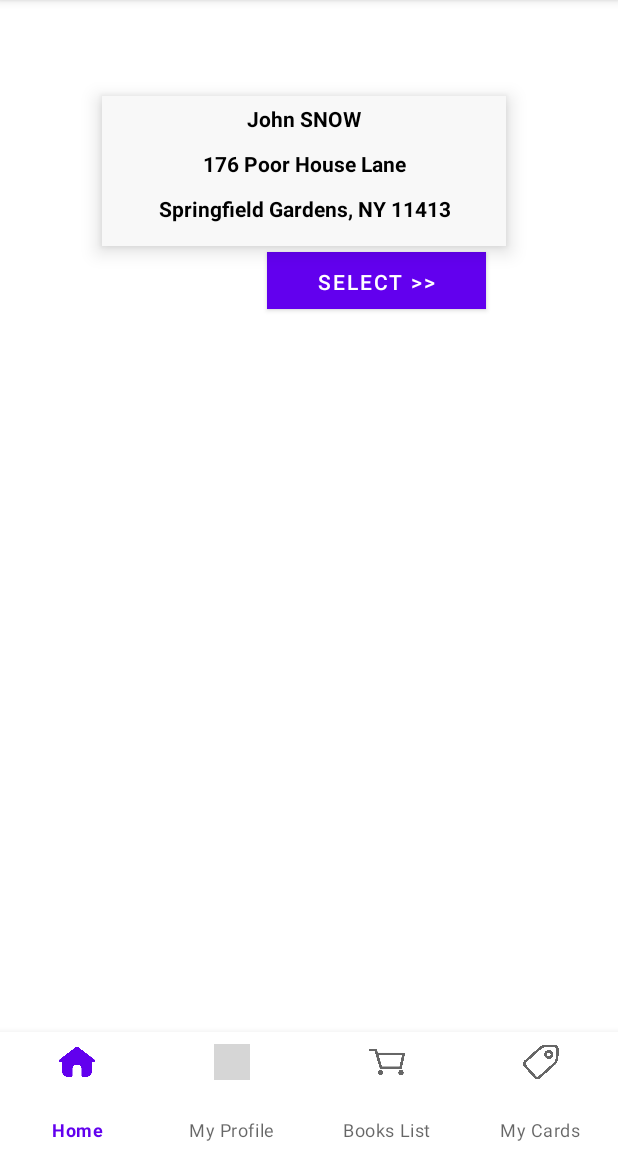
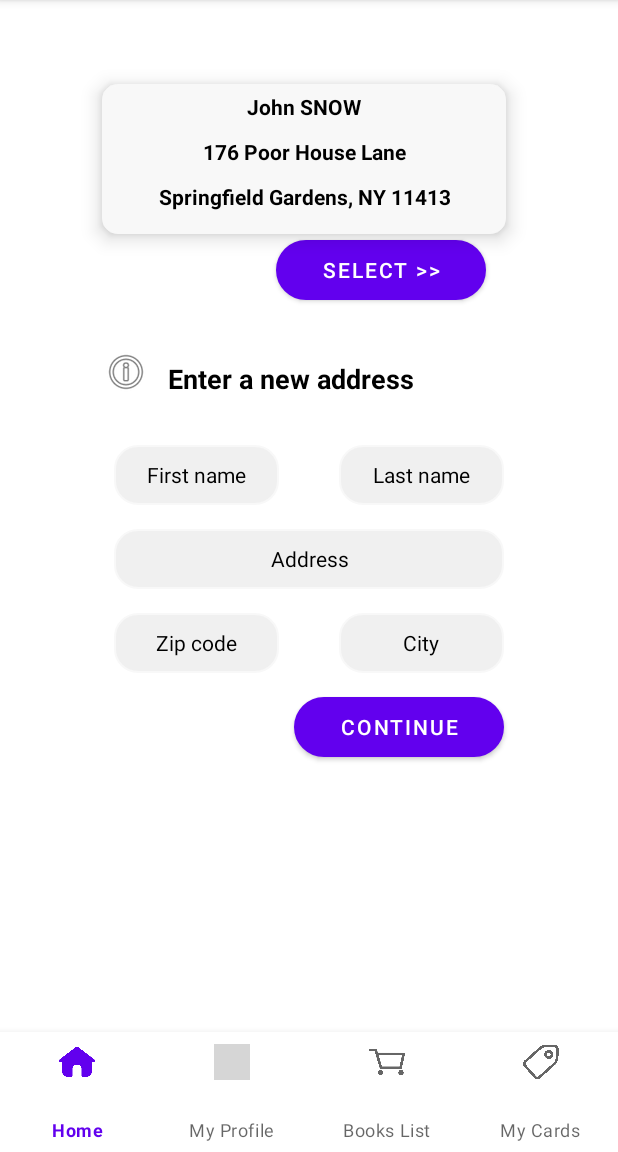
Before and after one commit to VeraWei/BooksSherlock, an Android app: the screen it shows after launch (UserProfileSettings), on a phone screen of 412 x 824 dp, the part 84-1236 px from its top. Run offline under Robolectric (Android 15) with nearby library versions, the phone set to English and light mode, and no system bars; grey boxes are pictures that could not be loaded.

Commit message:
Added 3 .xml files in drawable folder, added more strings in strings.xml, and finished User Profile Settings layout

```diff
--- /dev/null
+++ b/main/app/src/main/res/drawable/user_profile_settings_buttons.xml
@@ -0,0 +1,24 @@
+<?xml version="1.0" encoding="utf-8"?>
+<selector xmlns:android="http://schemas.android.com/apk/res/android">
+    <item android:state_pressed="true" >
+        <shape android:shape="rectangle"  >
+            <corners android:radius="20dip" />
+            <stroke android:width="1dip" android:color="#5e7974" />
+            <gradient android:angle="-90" android:startColor="#345953" android:endColor="#689a92"  />
+        </shape>
+    </item>
+    <item android:state_focused="true">
+        <shape android:shape="rectangle"  >
+            <corners android:radius="20dip" />
+            <stroke android:width="1dip" android:color="#5e7974" />
+            <solid android:color="#58857e"/>
+        </shape>
+    </item>
+    <item >
+        <shape android:shape="rectangle"  >
+            <corners android:radius="20dip" />
+            <stroke android:width="1dip" android:color="#5e7974" />
+            <gradient android:angle="-90" android:startColor="#8dbab3" android:endColor="#58857e" />
+        </shape>
+    </item>
+</selector>
--- /dev/null
+++ b/main/app/src/main/res/drawable/user_profile_settings_input.xml
@@ -0,0 +1,10 @@
+<?xml version="1.0" encoding="utf-8"?>
+<selector xmlns:android="http://schemas.android.com/apk/res/android">
+    <item >
+        <shape android:shape="rectangle"  >
+            <corners android:radius="15dip" />
+            <stroke android:width="1dip" android:color="#F8F8F8" />
+            <gradient android:angle="-90" android:startColor="#F0F0F0" android:endColor="#F0F0F0" />
+        </shape>
+    </item>
+</selector>
--- /dev/null
+++ b/main/app/src/main/res/drawable/user_profile_settings_linearlayout.xml
@@ -0,0 +1,10 @@
+<?xml version="1.0" encoding="utf-8"?>
+<selector xmlns:android="http://schemas.android.com/apk/res/android">
+    <item >
+        <shape android:shape="rectangle"  >
+            <corners android:radius="10dip" />
+            <stroke android:width="1dip" android:color="#F8F8F8" />
+            <gradient android:angle="-90" android:startColor="#F8F8F8" android:endColor="#F8F8F8" />
+        </shape>
+    </item>
+</selector>
--- a/main/app/src/main/res/layout/activity_user_profile_settings.xml
+++ b/main/app/src/main/res/layout/activity_user_profile_settings.xml
@@ -14,8 +14,8 @@
         android:layout_width="269dp"
         android:layout_height="100dp"
         android:layout_marginStart="68dp"
-        android:layout_marginTop="64dp"
-        android:background="#F8F8F8"
+        android:layout_marginTop="56dp"
+        android:background="@drawable/user_profile_settings_linearlayout"
         android:elevation="8dp"
         android:orientation="vertical"
         app:layout_constraintStart_toStartOf="parent"
@@ -55,14 +55,129 @@
 
     <Button
         android:id="@+id/btnSelect"
-        android:layout_width="146dp"
-        android:layout_height="38dp"
+        android:layout_width="140dp"
+        android:layout_height="40dp"
         android:layout_marginTop="4dp"
         android:layout_marginEnd="88dp"
-        android:background="@color/user_profile_settings_btnColor"
+        android:background="@drawable/user_profile_settings_buttons"
         android:text="@string/user_profile_settings_btnSelect"
         android:textColor="@color/white"
         app:layout_constraintEnd_toEndOf="parent"
         app:layout_constraintTop_toBottomOf="@+id/linearLayoutAddress" />
 
+    <ImageView
+        android:id="@+id/imgNewAddress"
+        android:layout_width="wrap_content"
+        android:layout_height="wrap_content"
+        android:layout_marginStart="68dp"
+        android:layout_marginTop="32dp"
+        android:contentDescription="@string/user_profile_settings_img_contentDescription"
+        android:src="@android:drawable/ic_menu_info_details"
+        app:layout_constraintStart_toStartOf="parent"
+        app:layout_constraintTop_toBottomOf="@+id/btnSelect" />
+
+    <TextView
+        android:id="@+id/txtNewAddress"
+        android:layout_width="wrap_content"
+        android:layout_height="wrap_content"
+        android:layout_marginStart="12dp"
+        android:layout_marginTop="40dp"
+        android:text="@string/user_profile_settings_txtNewAddress"
+        android:textColor="@color/black"
+        android:textSize="18sp"
+        android:textStyle="bold"
+        app:layout_constraintStart_toEndOf="@+id/imgNewAddress"
+        app:layout_constraintTop_toBottomOf="@+id/btnSelect" />
+
+    <EditText
+        android:id="@+id/inputFirstName"
+        android:layout_width="110dp"
+        android:layout_height="40dp"
+        android:layout_marginStart="76dp"
+        android:layout_marginTop="32dp"
+        android:background="@drawable/user_profile_settings_input"
+        android:ems="10"
+        android:hint="@string/user_profile_settings_inputFirstName"
+        android:inputType="textPersonName"
+        android:textAlignment="center"
+        android:textColorHint="@color/black"
+        android:textSize="14sp"
+        app:layout_constraintStart_toStartOf="parent"
+        app:layout_constraintTop_toBottomOf="@+id/txtNewAddress" />
+
+    <EditText
+        android:id="@+id/inputZip"
+        android:layout_width="110dp"
+        android:layout_height="40dp"
+        android:layout_marginStart="76dp"
+        android:layout_marginTop="16dp"
+        android:background="@drawable/user_profile_settings_input"
+        android:ems="10"
+        android:hint="@string/user_profile_settings_inputZip"
+        android:inputType="textPersonName"
+        android:textAlignment="center"
+        android:textColorHint="@color/black"
+        android:textSize="14sp"
+        app:layout_constraintStart_toStartOf="parent"
+        app:layout_constraintTop_toBottomOf="@+id/inputAddress" />
+
+    <EditText
+        android:id="@+id/inputCity"
+        android:layout_width="110dp"
+        android:layout_height="40dp"
+        android:layout_marginStart="40dp"
+        android:layout_marginTop="16dp"
+        android:background="@drawable/user_profile_settings_input"
+        android:ems="10"
+        android:hint="@string/user_profile_settings_inputCity"
+        android:inputType="textPersonName"
+        android:textAlignment="center"
+        android:textColorHint="@color/black"
+        android:textSize="14sp"
+        app:layout_constraintStart_toEndOf="@+id/inputZip"
+        app:layout_constraintTop_toBottomOf="@+id/inputAddress" />
+
+    <EditText
+        android:id="@+id/inputLastName"
+        android:layout_width="110dp"
+        android:layout_height="40dp"
+        android:layout_marginStart="40dp"
+        android:layout_marginTop="32dp"
+        android:background="@drawable/user_profile_settings_input"
+        android:ems="10"
+        android:hint="@string/user_profile_settings_inputLastName"
+        android:inputType="textPersonName"
+        android:textAlignment="center"
+        android:textColorHint="@color/black"
+        android:textSize="14sp"
+        app:layout_constraintStart_toEndOf="@+id/inputFirstName"
+        app:layout_constraintTop_toBottomOf="@+id/txtNewAddress" />
+
+    <EditText
+        android:id="@+id/inputAddress"
+        android:layout_width="260dp"
+        android:layout_height="40dp"
+        android:layout_marginStart="76dp"
+        android:layout_marginTop="16dp"
+        android:background="@drawable/user_profile_settings_input"
+        android:ems="10"
+        android:hint="@string/user_profile_settings_inputAddress"
+        android:inputType="textPersonName"
+        android:textAlignment="center"
+        android:textColorHint="@color/black"
+        android:textSize="14sp"
+        app:layout_constraintStart_toStartOf="parent"
+        app:layout_constraintTop_toBottomOf="@+id/inputFirstName" />
+
+    <Button
+        android:id="@+id/btnContinue"
+        android:layout_width="140dp"
+        android:layout_height="40dp"
+        android:layout_marginStart="196dp"
+        android:layout_marginTop="16dp"
+        android:background="@drawable/user_profile_settings_buttons"
+        android:text="@string/user_profile_settings_btnContinue"
+        app:layout_constraintStart_toStartOf="parent"
+        app:layout_constraintTop_toBottomOf="@+id/inputCity" />
+
 </androidx.constraintlayout.widget.ConstraintLayout>
--- a/main/app/src/main/res/values/colors.xml
+++ b/main/app/src/main/res/values/colors.xml
@@ -8,5 +8,5 @@
     <color name="black">#FF000000</color>
     <color name="white">#FFFFFFFF</color>
     <color name="user_profile_background">#476676</color>
-    <color name="user_profile_settings_btnColor">#B0B0B0</color>
+    <color name="user_profile_settings_btnSelectColor">#B0B0B0</color>
 </resources>
--- a/main/app/src/main/res/values/strings.xml
+++ b/main/app/src/main/res/values/strings.xml
@@ -19,4 +19,10 @@
     <string name="user_profile_settings_btnSelect">Select >></string>
     <string name="user_profile_settings_img_contentDescription">Enter a new address</string>
     <string name="user_profile_settings_txtNewAddress">Enter a new address</string>
+    <string name="user_profile_settings_inputFirstName">First name</string>
+    <string name="user_profile_settings_inputLastName">Last name</string>
+    <string name="user_profile_settings_inputAddress">Address</string>
+    <string name="user_profile_settings_inputZip">Zip code</string>
+    <string name="user_profile_settings_inputCity">City</string>
+    <string name="user_profile_settings_btnContinue">Continue</string>
 </resources>
```
